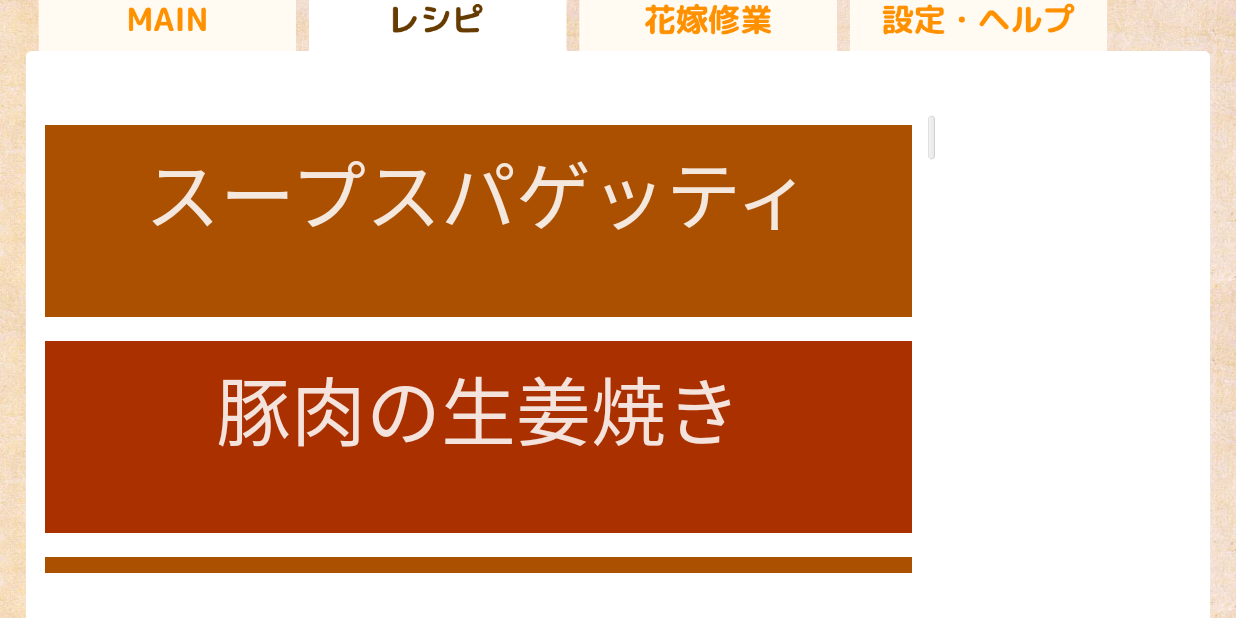
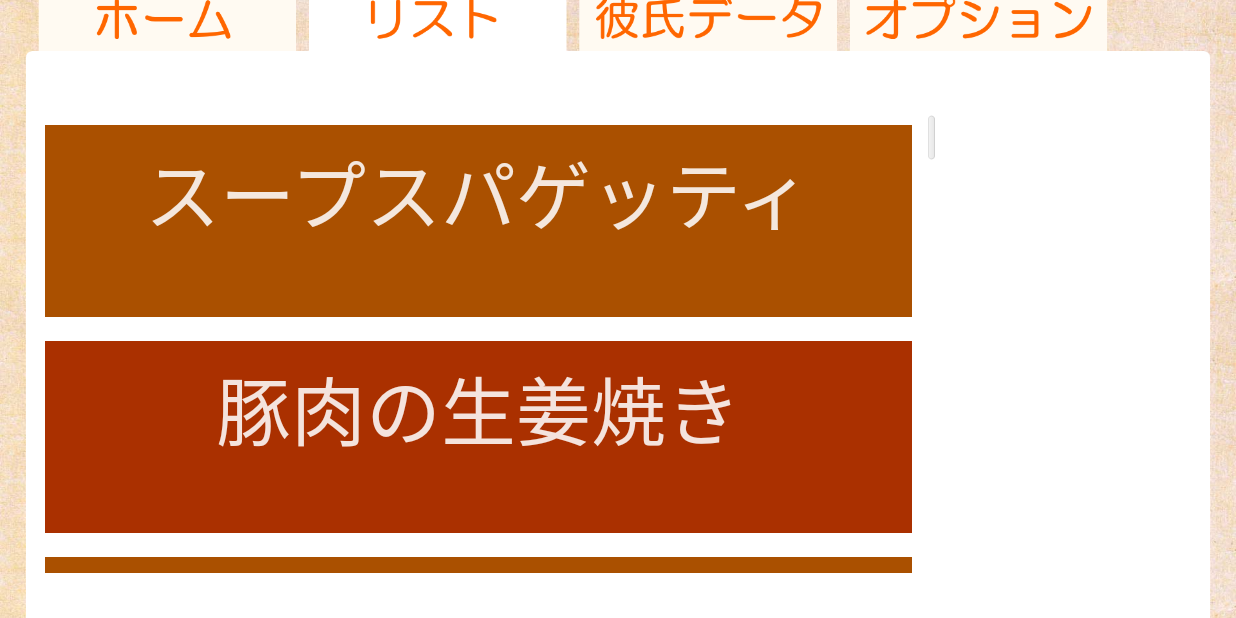
Before and after one commit to ditotsukuba/CookBeautiy, an Android app: the ListActivity screen opened directly, with no data from a screen before it, on a phone screen of 824 x 412 dp (held sideways). Run offline under Robolectric (Android 15) with nearby library versions, the phone set to English and light mode, and no system bars.

Commit message:
タブ修正(ignore追加）

```diff
--- a/app/src/main/res/layout/frame_activity.xml
+++ b/app/src/main/res/layout/frame_activity.xml
@@ -10,7 +10,7 @@
         android:layout_width="fill_parent"
         android:layout_height="fill_parent"
         android:scaleType="centerCrop"
-        android:src="@drawable/cookbeauty_tab1">
+        android:src="@drawable/tab1">
     </ImageView>
 
     <fragment
--- a/app/src/main/res/layout/list_activity.xml
+++ b/app/src/main/res/layout/list_activity.xml
@@ -8,7 +8,7 @@
         android:layout_width="fill_parent"
         android:layout_height="fill_parent"
         android:scaleType="centerCrop"
-        android:src="@drawable/cookbeauty_tab2">
+        android:src="@drawable/tab2">
     </ImageView>
 
     <ListView xmlns:android="http://schemas.android.com/apk/res/android"
--- a/app/src/main/res/layout/main_activity.xml
+++ b/app/src/main/res/layout/main_activity.xml
@@ -9,7 +9,7 @@
         android:layout_width="fill_parent"
         android:layout_height="fill_parent"
         android:scaleType="centerCrop"
-        android:src="@drawable/cookbeauty_tab1">
+        android:src="@drawable/tab1">
     </ImageView>
 
     <ImageView
--- a/app/src/main/res/layout/menu_activity.xml
+++ b/app/src/main/res/layout/menu_activity.xml
@@ -8,7 +8,7 @@
         android:layout_width="fill_parent"
         android:layout_height="fill_parent"
         android:scaleType="centerCrop"
-        android:src="@drawable/cookbeauty_tab1">
+        android:src="@drawable/tab1">
     </ImageView>
 
 </FrameLayout>
--- a/app/src/main/res/layout/recipe_activity.xml
+++ b/app/src/main/res/layout/recipe_activity.xml
@@ -8,7 +8,7 @@
         android:layout_width="fill_parent"
         android:layout_height="fill_parent"
         android:scaleType="centerCrop"
-        android:src="@drawable/cookbeauty_tab2">
+        android:src="@drawable/tab2">
     </ImageView>
     <ImageView
         android:id="@+id/menuPicture"
```
Also changed, not shown: 2 other files.
